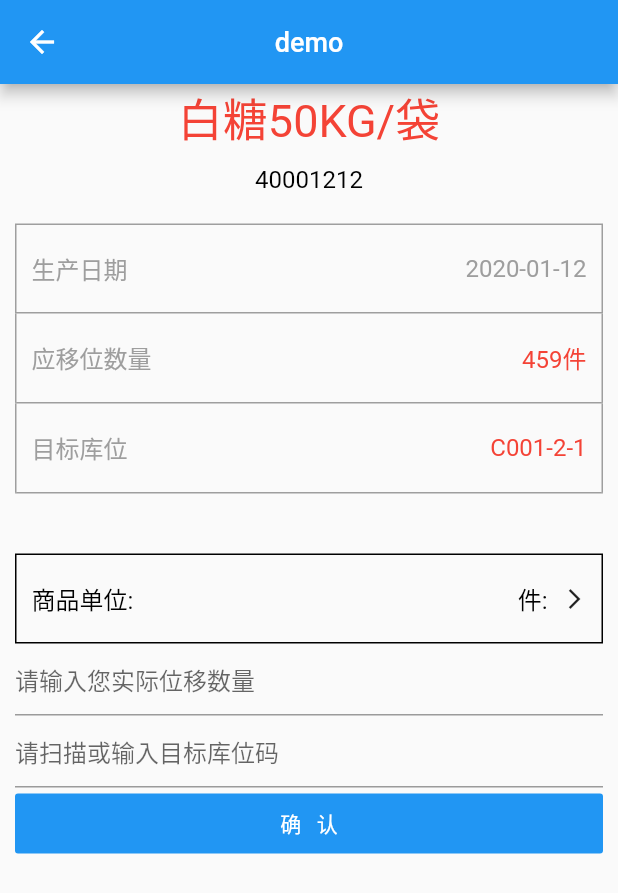
After one commit to jdhdevelop/wanandroid_flutter, a Flutter app: the DemoPage screen opened directly, on a phone screen of 412 x 824 dp. The commit adds this screen. Shown: the top 893 px of the screen. Run offline on Flutter 3.47's test engine with Material 2 defaults, Android fonts, the phone set to English and light mode, and no system bars; our stand-ins replace dio, event_bus, flutter_spinkit, fluttertoast; missing offline and left inert: flutter_picker; network calls fail.

Commit message:
新增了一些demo

```diff
--- a/lib/constant/routes.dart
+++ b/lib/constant/routes.dart
@@ -1,5 +1,6 @@
 
 import 'package:flutter/widgets.dart';
+import 'package:wanandroidflutter/page/demo_page.dart';
 import 'package:wanandroidflutter/page/home_page.dart';
 import 'package:wanandroidflutter/page/login_page.dart';
 import 'package:wanandroidflutter/page/mine_page.dart';
@@ -9,11 +10,13 @@ class Routes{
   static String minePage = '/minePage';
   static String loginPage = '/loginPage';
   static String homePage = '/homePage';
+  static String demoPage = '/demoPage';
   static Map<String, WidgetBuilder> routes = {};
 
   static void init(){
     routes[minePage] = (context) => MinePage();
     routes[loginPage] = (context) => LoginPage();
     routes[homePage] = (context) => HomePage();
+    routes[demoPage] = (context) => DemoPage();
   }
 }
--- /dev/null
+++ b/lib/page/demo_page.dart
@@ -0,0 +1,191 @@
+import 'package:flutter/cupertino.dart';
+import 'package:flutter/material.dart';
+import 'package:wanandroidflutter/utils/common_utils.dart';
+
+class DemoPage extends StatefulWidget {
+  @override
+  State<StatefulWidget> createState() => _DemoPage();
+}
+
+class _DemoPage extends State<DemoPage> {
+  @override
+  Widget build(BuildContext context) {
+    return Scaffold(
+      appBar: CommonUtils.getCommonAppBar(context, 'demo', false),
+      body: SingleChildScrollView(
+        physics: BouncingScrollPhysics(),
+        child: Padding(
+          padding: EdgeInsets.only(left: 10, right: 10),
+          child: Column(
+            mainAxisSize: MainAxisSize.max,
+            crossAxisAlignment: CrossAxisAlignment.center,
+            children: <Widget>[
+              Text(
+                '白糖50KG/袋',
+                style: TextStyle(
+                  fontSize: 30,
+                  color: Colors.red,
+                ),
+              ),
+              SizedBox(
+                height: 10,
+              ),
+              Text(
+                '40001212',
+                style: TextStyle(
+                  fontSize: 16,
+                  color: Colors.black,
+                ),
+              ),
+              SizedBox(
+                height: 20,
+              ),
+              _buildCenterWidget('生产日期', '2020-01-12'),
+              _buildCenterWidget('应移位数量', '459件',
+                  rightTextColor: Colors.red, topBorder: false),
+              _buildCenterWidget('目标库位', 'C001-2-1',
+                  rightTextColor: Colors.red, topBorder: false),
+              SizedBox(
+                height: 40,
+              ),
+              _buildBorder(),
+              TextField(
+                decoration: InputDecoration(
+                  hintText: '请输入您实际位移数量',
+                ),
+              ),
+              TextField(
+                decoration: InputDecoration(
+                  hintText: '请扫描或输入目标库位码',
+                ),
+              ),
+              _buildButton(),
+            ],
+          ),
+        ),
+      ),
+    );
+  }
+
+  Widget _buildCenterWidget(String left, String right,
+      {Color leftTextColor = Colors.grey,
+      Color rightTextColor = Colors.grey,
+      bool topBorder = true,
+      bool bottomBorder = true}) {
+    return Container(
+      width: double.infinity,
+      height: 60,
+      decoration: BoxDecoration(
+        border: Border(
+          top: BorderSide(
+              color: topBorder ? Colors.grey : Colors.transparent,
+              width: topBorder ? 1 : 0),
+          left: BorderSide(color: Colors.grey, width: 1),
+          right: BorderSide(color: Colors.grey, width: 1),
+          bottom: BorderSide(
+              color: bottomBorder ? Colors.grey : Colors.transparent,
+              width: bottomBorder ? 1 : 0),
+        ),
+      ),
+      child: Row(
+        children: <Widget>[
+          SizedBox(
+            width: 10,
+          ),
+          Expanded(
+            flex: 1,
+            child: Text(
+              left,
+              textAlign: TextAlign.left,
+              style: TextStyle(
+                fontSize: 16,
+                color: leftTextColor,
+              ),
+            ),
+          ),
+          Expanded(
+            flex: 1,
+            child: Text(
+              right,
+              textAlign: TextAlign.right,
+              style: TextStyle(
+                fontSize: 16,
+                color: rightTextColor,
+              ),
+            ),
+          ),
+          SizedBox(
+            width: 10,
+          ),
+        ],
+      ),
+    );
+  }
+
+  Widget _buildBorder() {
+    return Container(
+      width: double.infinity,
+      height: 60,
+      decoration: BoxDecoration(
+        border: Border.all(color: Colors.black, width: 1),
+      ),
+      child: Row(
+        children: <Widget>[
+          SizedBox(
+            width: 10,
+          ),
+          Expanded(
+            flex: 1,
+            child: Text(
+              '商品单位:',
+              textAlign: TextAlign.left,
+              style: TextStyle(
+                fontSize: 16,
+                color: Colors.black,
+              ),
+            ),
+          ),
+          Expanded(
+            flex: 1,
+            child: Text(
+              '件:',
+              textAlign: TextAlign.right,
+              style: TextStyle(
+                fontSize: 16,
+                color: Colors.black,
+              ),
+            ),
+          ),
+          SizedBox(
+            width: 10,
+          ),
+          Icon(
+            Icons.arrow_forward_ios,
+            size: 16,
+          ),
+          SizedBox(
+            width: 10,
+          ),
+        ],
+      ),
+    );
+  }
+
+  Widget _buildButton(){
+    return FlatButton(
+      color: Colors.blue,
+      child: Container(
+        width: double.infinity,
+        height: 40,
+        alignment: Alignment.center,
+        child: Text(
+          '确   认',
+          style: TextStyle(fontSize: 14, color: Colors.white),
+        ),
+      ),
+      onPressed: () {
+        print('enter');
+      },
+    );
+  }
+}
--- a/lib/page/wanandroid_app_page.dart
+++ b/lib/page/wanandroid_app_page.dart
@@ -1,6 +1,7 @@
 import 'package:flutter/material.dart';
 import 'package:wanandroidflutter/constant/routes.dart';
 import 'package:wanandroidflutter/data/data_utils.dart';
+import 'package:wanandroidflutter/page/demo_page.dart';
 import 'package:wanandroidflutter/page/login_page.dart';
 import 'package:wanandroidflutter/page/mine_page.dart';
 import 'package:wanandroidflutter/utils/common_utils.dart';
@@ -13,7 +14,7 @@ class WanAndroidAppPage extends StatelessWidget{
     return MaterialApp(
       debugShowCheckedModeBanner: false,//去掉debug模式下，右上角的banner
       routes: Routes.routes,
-      home: MinePage(),
+      home: LoginPage(),
     );
   }
 
--- a/pubspec.yaml
+++ b/pubspec.yaml
@@ -51,6 +51,7 @@ dev_dependencies:
 flutter:
   assets:
     - assets/images/flower1.jpg
+    - assets/images/login_bg_1.jpg
 
   # The following line ensures that the Material Icons font is
   # included with your application, so that you can use the icons in
```
Also changed, not shown: lib/page/login_page.dart (+15 -87 lines), lib/widget/bezier_login_widget.dart (added, +97 -0 lines), lib/widget/bottom_sheet.dart (+26 -0 lines), assets/images/login_bg_1.jpg (added).
